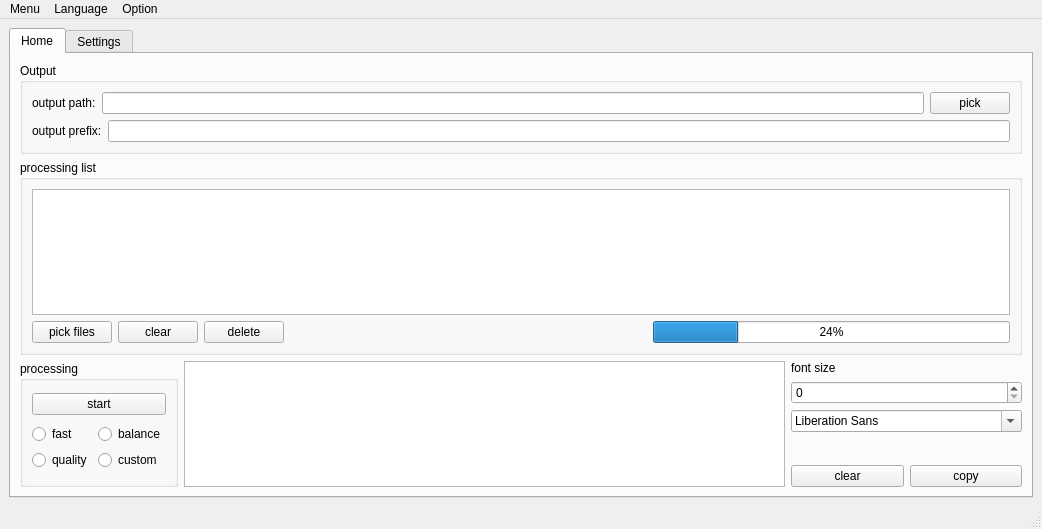
Qt form GUI/src/mainwindow.ui (TianZerL/Anime4KCPP) before a commit.
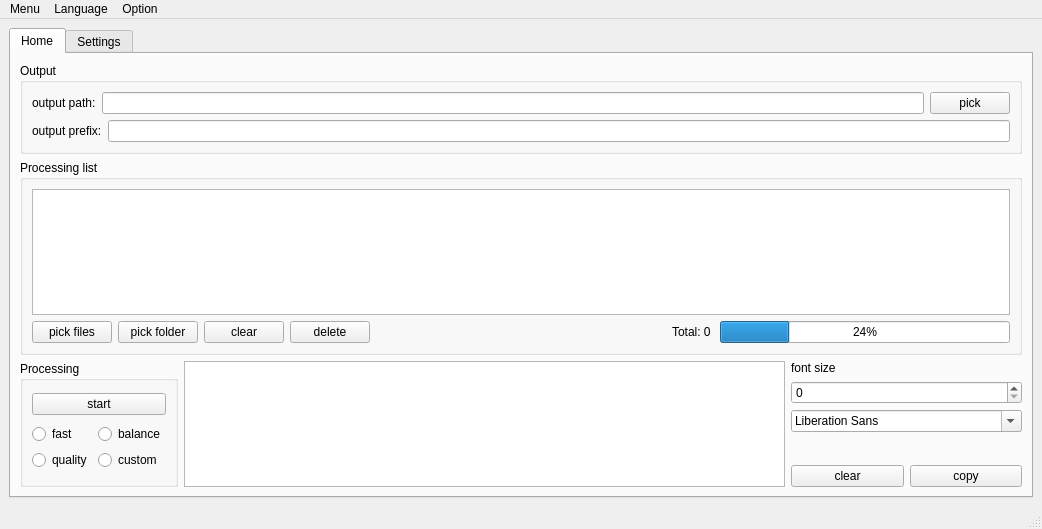
The same form after that commit.

Commit message: Fix bugs of GUI and improve gray computing

```diff
--- a/GUI/src/mainwindow.ui
+++ b/GUI/src/mainwindow.ui
@@ -28,7 +28,7 @@
         <item row="1" column="0" colspan="3">
          <widget class="QGroupBox" name="groupBoxProcessingList">
           <property name="title">
-           <string>processing list</string>
+           <string>Processing list</string>
           </property>
           <layout class="QGridLayout" name="gridLayout_4">
            <item row="0" column="0" colspan="3">
@@ -50,6 +50,13 @@
                </property>
               </widget>
              </item>
+             <item>
+              <widget class="QPushButton" name="pushButtonPickFolder">
+               <property name="text">
+                <string>pick folder</string>
+               </property>
+              </widget>
+             </item>
              <item>
               <widget class="QPushButton" name="pushButtonClear">
                <property name="text">
@@ -79,20 +86,37 @@
              </property>
             </spacer>
            </item>
-           <item row="1" column="2">
+           <item row="0" column="0" colspan="4">
+            <widget class="QTableView" name="tableViewProcessingList">
+             <property name="toolTip">
+              <string>Drag and drop files here</string>
+             </property>
+             <property name="statusTip">
+              <string>Drag and drop files here(image or video), and you can edit the ouput file name or path here</string>
+             </property>
+            </widget>
+           </item>
+           <item row="1" column="3">
             <widget class="QProgressBar" name="progressBarProcessingList">
              <property name="value">
               <number>24</number>
              </property>
             </widget>
            </item>
+           <item row="1" column="2">
+            <widget class="QLabel" name="labelTotalTaskCount">
+             <property name="text">
+              <string>Total: 0 </string>
+             </property>
+            </widget>
+           </item>
           </layout>
          </widget>
         </item>
         <item row="2" column="0" rowspan="3">
          <widget class="QGroupBox" name="groupBoxProcessing">
           <property name="title">
-           <string>processing</string>
+           <string>Processing</string>
           </property>
           <layout class="QVBoxLayout" name="verticalLayout_2">
            <item>
```
Left out of the diff: 32 changed lines with no effect on the pictures. The commit also changes 7 other files.
